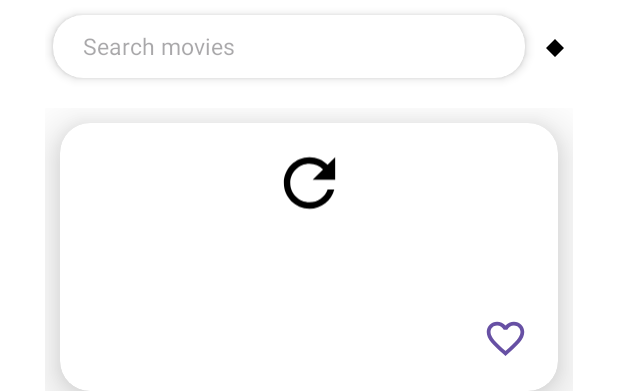
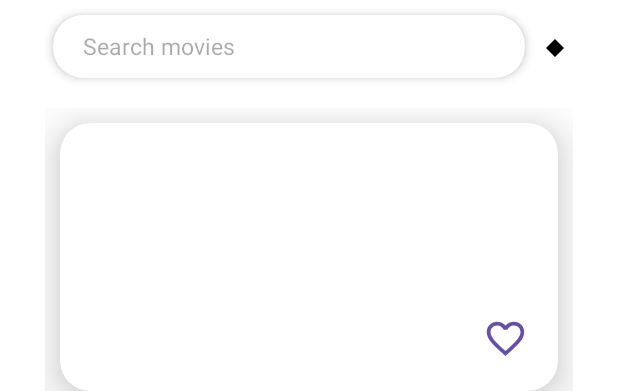
Before and after one commit to UniExtremadura/gps-project-gb-04, an Android app: the layout fragment_characters.xml on its own in the app's theme, with its tools: preview values and no code run, on a phone screen of 412 x 824 dp. Shown: the top 391 px of the screen. Run offline under Robolectric (Android 15) with nearby library versions, the phone set to English and light mode, and no system bars; Roboto replaces fonts that are not available here.

Commit message:
Fix - spinner eliminado

```diff
--- a/app/src/main/java/es/unex/giss/asee/ghiblitrunk/view/home/CharactersFragment.kt
+++ b/app/src/main/java/es/unex/giss/asee/ghiblitrunk/view/home/CharactersFragment.kt
@@ -77,7 +77,7 @@ class CharactersFragment : Fragment() {
         }
 
         viewModel.spinner.observe(viewLifecycleOwner) { character ->
-            binding.spinner.visibility = if (character) View.VISIBLE else View.GONE
+            //binding.spinner.visibility = if (character) View.VISIBLE else View.GONE
         }
 
         viewModel.toast.observe(viewLifecycleOwner) {text ->
@@ -106,7 +106,7 @@ class CharactersFragment : Fragment() {
 
                 override fun onTextChanged(s: CharSequence?, start: Int, before: Int, count: Int) {
                     val searchText = s.toString()
-                    viewModel.searchMoviesByFilter(searchText)
+                    viewModel.searchCharactersByFilter(searchText)
                 }
 
                 override fun afterTextChanged(s: Editable?) {}
--- a/app/src/main/java/es/unex/giss/asee/ghiblitrunk/view/home/MoviesFragment.kt
+++ b/app/src/main/java/es/unex/giss/asee/ghiblitrunk/view/home/MoviesFragment.kt
@@ -80,7 +80,7 @@ class MoviesFragment : Fragment() {
         }
 
         viewModel.spinner.observe(viewLifecycleOwner) { movie ->
-            binding.spinner.visibility = if (movie) View.VISIBLE else View.GONE
+            //binding.spinner.visibility = if (movie) View.VISIBLE else View.GONE
         }
 
         viewModel.toast.observe(viewLifecycleOwner) {text ->
--- a/app/src/main/res/layout/fragment_characters.xml
+++ b/app/src/main/res/layout/fragment_characters.xml
@@ -61,6 +61,7 @@
         android:layout_height="52dp"
         android:layout_marginTop="24dp"
         android:tintMode="multiply"
+        android:visibility="invisible"
         app:layout_constraintEnd_toEndOf="parent"
         app:layout_constraintStart_toStartOf="parent"
         app:layout_constraintTop_toTopOf="@+id/rv_characters_list"
--- a/app/src/main/res/layout/fragment_movies.xml
+++ b/app/src/main/res/layout/fragment_movies.xml
@@ -61,6 +61,7 @@
         android:layout_height="52dp"
         android:layout_marginTop="24dp"
         android:tintMode="multiply"
+        android:visibility="invisible"
         app:layout_constraintEnd_toEndOf="parent"
         app:layout_constraintStart_toStartOf="parent"
         app:layout_constraintTop_toTopOf="@+id/rv_movies_list"
```
